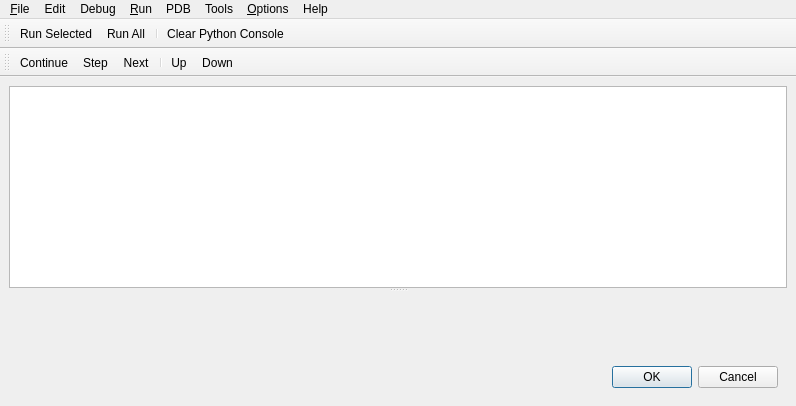
Before: the Qt Designer form preditor/gui/ui/loggerwindow.ui in blurstudio/PrEditor, drawn with Qt 5.
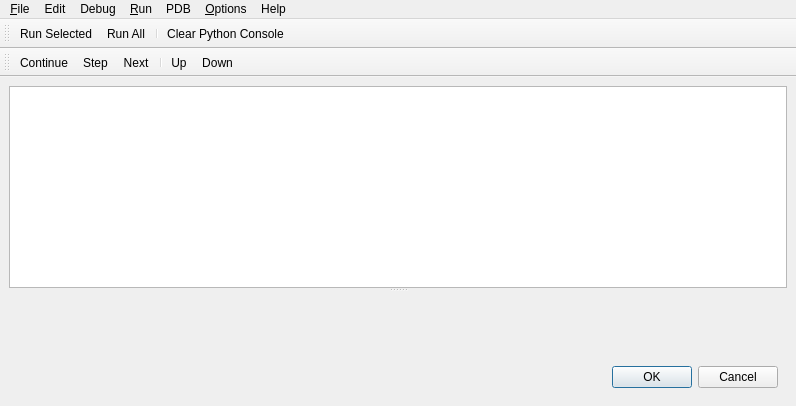
After: the same form once the commit is applied. Custom widgets are drawn as their Qt base class.

Commit message: Add goto group shortcuts and fix goto tab shortcuts for group tabs Move shortcut definition into loggerwindow.ui

Patch:
```diff
--- a/preditor/gui/ui/loggerwindow.ui
+++ b/preditor/gui/ui/loggerwindow.ui
@@ -254,13 +254,6 @@
     <addaction name="uiSetPreferredTextEditorPathACT"/>
     <addaction name="uiSetWorkboxEditorACT"/>
    </widget>
-   <widget class="QMenu" name="menuTools">
-    <property name="title">
-     <string>Tools</string>
-    </property>
-    <addaction name="uiGetPrevCmdACT"/>
-    <addaction name="uiGetNextCmdACT"/>
-   </widget>
    <widget class="QMenu" name="menuEdit">
     <property name="title">
      <string>Edit</string>
@@ -290,7 +283,6 @@
    <addaction name="uiDebugMENU"/>
    <addaction name="menu_Run"/>
    <addaction name="uiPdbMENU"/>
-   <addaction name="menuTools"/>
    <addaction name="uiFileMENU"/>
    <addaction name="uiHelpMENU"/>
   </widget>
```
Left out of the diff: 265 changed lines with no effect on the pictures. The commit also changes 1 other file.
